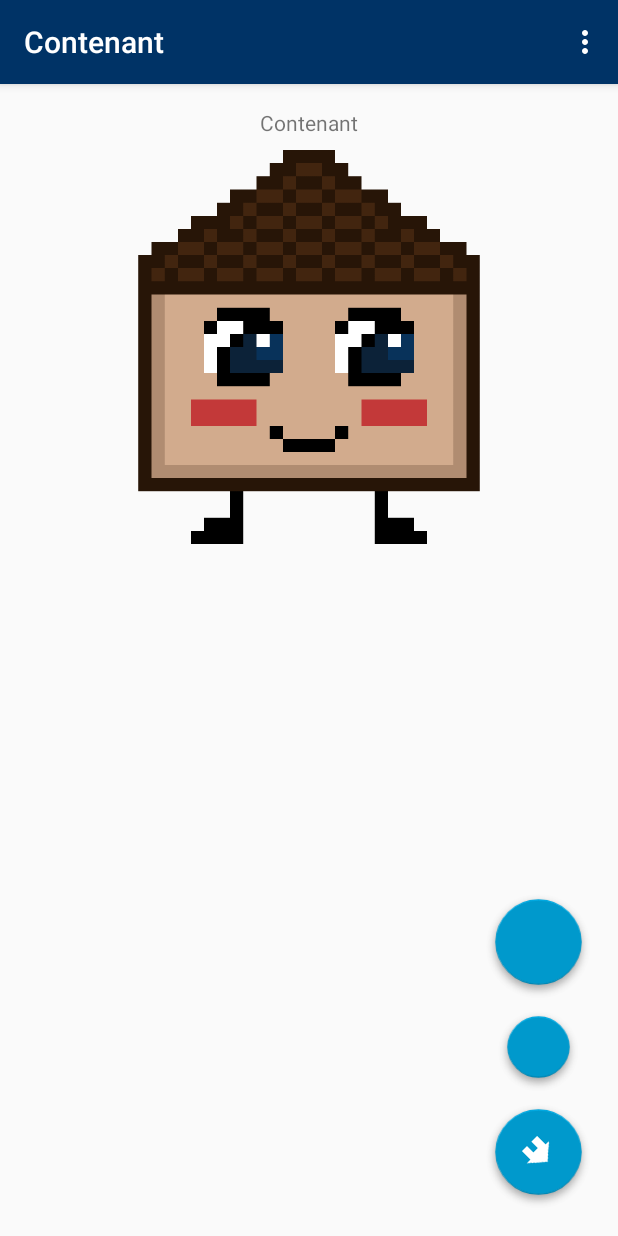
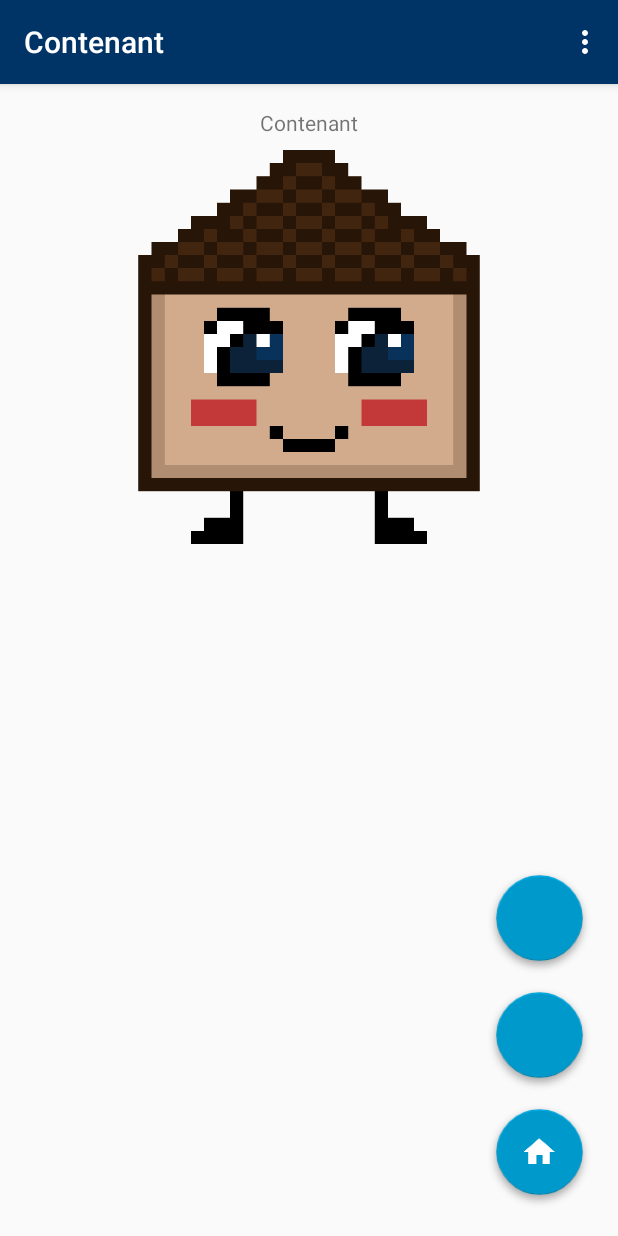
Before and after one commit to dmhartsook/Contenant, an Android app: the screen it shows after launch (MainActivity), in the options menu, after a tap on "Settings", on a phone screen of 412 x 824 dp. Run offline under Robolectric (Android 15) with nearby library versions, the phone set to English and light mode, and no system bars; plain views replace AutofitTextView.

Commit message:
got fab menu to work (as in opening). Need to figure out how to get labels to show

```diff
--- a/app/src/main/java/edu/ucsb/cs/cs185/contenant/contenant/MainActivity.java
+++ b/app/src/main/java/edu/ucsb/cs/cs185/contenant/contenant/MainActivity.java
@@ -2,7 +2,6 @@ package edu.ucsb.cs.cs185.contenant.contenant;
 
 import android.graphics.Typeface;
 import android.os.Bundle;
-import android.support.design.widget.FloatingActionButton;
 import android.support.design.widget.Snackbar;
 import android.support.v7.app.AppCompatActivity;
 import android.support.v7.widget.Toolbar;
@@ -10,6 +9,8 @@ import android.view.View;
 import android.view.Menu;
 import android.view.MenuItem;
 import android.widget.TextView;
+
+import com.getbase.floatingactionbutton.FloatingActionButton;
 
 public class MainActivity extends AppCompatActivity {
 
@@ -26,14 +27,14 @@ public class MainActivity extends AppCompatActivity {
 //        Typeface face= Typeface.createFromAsset(getAssets(), "fonts/LobsterTwo-Regular.otf");
 //        title_view.setTypeface(face);
 
-//        FloatingActionButton fab = (FloatingActionButton) findViewById(R.id.fab);
-//        fab.setOnClickListener(new View.OnClickListener() {
-//            @Override
-//            public void onClick(View view) {
-//                Snackbar.make(view, "Replace with your own action", Snackbar.LENGTH_LONG)
-//                        .setAction("Action", null).show();
-//            }
-//        });
+        FloatingActionButton fab = (FloatingActionButton) findViewById(R.id.fab);
+        fab.setOnClickListener(new View.OnClickListener() {
+            @Override
+            public void onClick(View view) {
+                Snackbar.make(view, "Replace with your own action", Snackbar.LENGTH_LONG)
+                        .setAction("Action", null).show();
+            }
+        });
     }
 
     @Override
--- a/app/src/main/res/layout/activity_main.xml
+++ b/app/src/main/res/layout/activity_main.xml
@@ -24,42 +24,25 @@
 
     <include layout="@layout/content_main" />
 
-    <!--<com.getbase.floatingactionbutton.FloatingActionButton-->
-    <!--<android.support.design.widget.FloatingActionButton-->
-        <!--android:id="@+id/fab"-->
-        <!--android:layout_width="wrap_content"-->
-        <!--android:layout_height="wrap_content"-->
-        <!--android:layout_gravity="bottom|end"-->
-        <!--android:layout_margin="@dimen/fab_margin"-->
-        <!--android:src="@drawable/ic_home_white_24dp"/>-->
-
-    <!--<com.getbase.floatingactionbutton.FloatingActionButton-->
-        <!--android:id="@+id/pink_icon"-->
-        <!--android:layout_width="wrap_content"-->
-        <!--android:layout_height="wrap_content"-->
-        <!--android:layout_alignParentBottom="true"-->
-        <!--android:layout_centerHorizontal="true"-->
-        <!--android:layout_marginBottom="16dp"/>-->
-
     <com.getbase.floatingactionbutton.FloatingActionsMenu
-        android:id="@+id/fab"
+        android:id="@+id/house_menu"
         android:layout_width="wrap_content"
         android:layout_height="wrap_content"
         android:layout_gravity="bottom|end"
         android:layout_margin="@dimen/fab_margin"
-        fab:menu_icon="@drawable/ic_home_white_24dp"
-        fab:fab_labelsPosition="right">
+        fab:menu_icon="@drawable/ic_home_white_24dp">
 
         <com.getbase.floatingactionbutton.FloatingActionButton
             android:layout_width="wrap_content"
             android:layout_height="wrap_content"
-            fab:fab_title="Label on the right"/>
+            fab:fab_title="View"/>
 
         <com.getbase.floatingactionbutton.FloatingActionButton
+            android:id="@+id/fab"
             android:layout_width="wrap_content"
             android:layout_height="wrap_content"
-            fab:fab_size="mini"
-            fab:fab_title="Another one on the right"/>
+            fab:fab_title="New"/>
+
 
     </com.getbase.floatingactionbutton.FloatingActionsMenu>
 
--- a/libs/FloatingActionLibrary/src/main/java/com/getbase/floatingactionbutton/FloatingActionsMenu.java
+++ b/libs/FloatingActionLibrary/src/main/java/com/getbase/floatingactionbutton/FloatingActionsMenu.java
@@ -174,8 +174,8 @@ public class FloatingActionsMenu extends ViewGroup {
         collapseAnimator.setInterpolator(interpolator);
         expandAnimator.setInterpolator(interpolator);
 
-        mExpandAnimation.play(expandAnimator);
-        mCollapseAnimation.play(collapseAnimator);
+//        mExpandAnimation.play(expandAnimator);
+//        mCollapseAnimation.play(collapseAnimator);
 
         return rotatingDrawable;
       }
```
